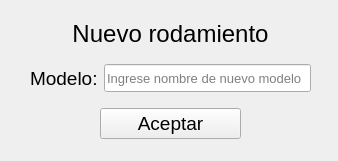
nvargas24/Sistema_medicion_de_rodamientos-SMR, file app_smr/Qt/popup_agregar_rod.ui: the form before one commit.
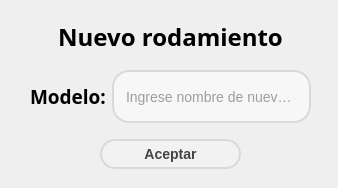
The form after the commit.

Commit message: cambio estilo de widgets en todas las ventanas

Diff of the .ui file:
```diff
--- a/app_smr/Qt/popup_agregar_rod.ui
+++ b/app_smr/Qt/popup_agregar_rod.ui
@@ -7,7 +7,7 @@
     <x>0</x>
     <y>0</y>
     <width>338</width>
-    <height>161</height>
+    <height>188</height>
    </rect>
   </property>
   <property name="windowTitle">
@@ -19,7 +19,7 @@
      <x>30</x>
      <y>20</y>
      <width>281</width>
-     <height>119</height>
+     <height>149</height>
     </rect>
    </property>
    <layout class="QVBoxLayout" name="verticalLayout" stretch="1,8,8">
@@ -33,7 +33,10 @@
       </property>
       <property name="font">
        <font>
+        <family>Segoe UI Semibold</family>
         <pointsize>18</pointsize>
+        <weight>75</weight>
+        <bold>true</bold>
        </font>
       </property>
       <property name="text">
@@ -53,7 +56,10 @@
        <widget class="QLabel" name="label_2">
         <property name="font">
          <font>
+          <family>Segoe UI Semibold</family>
           <pointsize>14</pointsize>
+          <weight>75</weight>
+          <bold>true</bold>
          </font>
         </property>
         <property name="text">
@@ -71,9 +77,24 @@
         </property>
         <property name="font">
          <font>
-          <pointsize>10</pointsize>
+          <pointsize>-1</pointsize>
          </font>
         </property>
+        <property name="styleSheet">
+         <string notr="true">QLineEdit {
+    background-color: #F7F7F7; /* Color de fondo */
+    border: 2px solid #D9D9D9; /* Borde gris claro */
+    border-radius: 17px; /* Bordes curvos */
+    padding: 5px 10px; /* Espacio interno para texto */
+    font-size: 14px; /* Tamaño de fuente */
+    color: #444444; /* Color de texto */
+}
+QLineEdit:focus {
+    border-color: #0078d7; /* Cambia el color del borde cuando se selecciona el QLineEdit */
+    outline: none; /* Elimina el contorno alrededor del QLineEdit al seleccionarlo */
+}
+</string>
+        </property>
         <property name="placeholderText">
          <string>Ingrese nombre de nuevo modelo</string>
         </property>
@@ -103,12 +124,38 @@
        <widget class="QPushButton" name="pushButton">
         <property name="font">
          <font>
-          <pointsize>14</pointsize>
+          <pointsize>-1</pointsize>
+          <weight>75</weight>
+          <bold>true</bold>
          </font>
         </property>
         <property name="focusPolicy">
          <enum>Qt::NoFocus</enum>
         </property>
+        <property name="styleSheet">
+         <string notr="true">QPushButton {
+    background-color: #F2F2F2; /* Color de fondo */
+    border: 2px solid #D9D9D9; /* Borde gris claro */
+    border-radius: 15px; /* Bordes curvos */
+    padding: 5px 10px; /* Espacio interno para texto */
+    font-weight: bold; /* Texto en negrita */
+    font-size: 14px; /* Tamaño de fuente */
+    color: #444444; /* Color de texto */
+}
+
+QPushButton:hover {
+    background-color: #88AEF1; /* Color celeste */
+    border-color: #0078D7; /* Borde celeste */
+    color: #FFFFFF; /* Color de texto blanco */
+}
+
+QPushButton:focus {
+    background-color: #88AEF1; /* Color celeste */
+    border-color: #0078D7; /* Borde celeste */
+    color: #FFFFFF; /* Color de texto blanco */
+	outline: none; /* Elimina el contorno alrededor del QLineEdit al seleccionarlo */
+}</string>
+        </property>
         <property name="text">
          <string>Aceptar</string>
         </property>
```
The commit also changes 7 other files.
